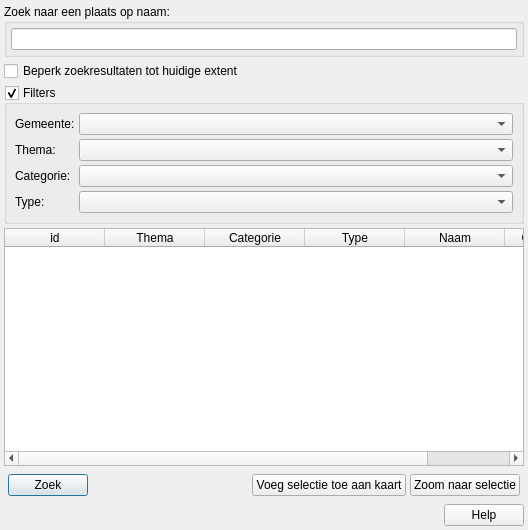
First picture: the form in ui_geopunt4QgisPoi.ui, repository warrieka/geopunt4Qgis, before the edit.
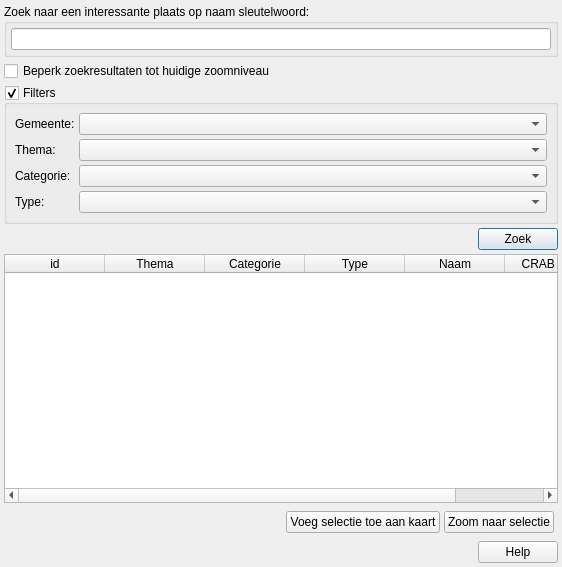
Second picture: the form after the edit. Icons and pictures are not drawn.

Diff of the .ui file:
```diff
--- a/ui_geopunt4QgisPoi.ui
+++ b/ui_geopunt4QgisPoi.ui
@@ -7,8 +7,8 @@
    <rect>
     <x>0</x>
     <y>0</y>
-    <width>528</width>
-    <height>530</height>
+    <width>562</width>
+    <height>567</height>
    </rect>
   </property>
   <property name="contextMenuPolicy">
@@ -28,7 +28,7 @@
    <item>
     <widget class="QGroupBox" name="groupBox">
      <property name="title">
-      <string>Zoek naar een plaats op naam:</string>
+      <string>Zoek naar een interessante plaats op naam sleutelwoord:</string>
      </property>
      <layout class="QHBoxLayout" name="horizontalLayout">
       <item>
@@ -43,7 +43,7 @@
       <bool>true</bool>
      </property>
      <property name="text">
-      <string>Beperk zoekresultaten tot huidige extent</string>
+      <string>Beperk zoekresultaten tot huidige zoomniveau</string>
      </property>
      <property name="tristate">
       <bool>false</bool>
@@ -142,6 +142,40 @@
      </layout>
     </widget>
    </item>
+   <item>
+    <layout class="QHBoxLayout" name="horizontalLayout_3">
+     <item>
+      <spacer name="horizontalSpacer_3">
+       <property name="orientation">
+        <enum>Qt::Horizontal</enum>
+       </property>
+       <property name="sizeHint" stdset="0">
+        <size>
+         <width>40</width>
+         <height>20</height>
+        </size>
+       </property>
+      </spacer>
+     </item>
+     <item>
+      <widget class="QPushButton" name="zoekKnop">
+       <property name="text">
+        <string>Zoek</string>
+       </property>
+       <property name="icon">
+        <iconset resource="resources.qrc">
+         <normaloff>:/plugins/geopunt4Qgis/images/magnifyingGlass.png</normaloff>:/plugins/geopunt4Qgis/images/magnifyingGlass.png</iconset>
+       </property>
+       <property name="autoDefault">
+        <bool>true</bool>
+       </property>
+       <property name="default">
+        <bool>true</bool>
+       </property>
+      </widget>
+     </item>
+    </layout>
+   </item>
    <item>
     <widget class="QTableWidget" name="resultLijst">
      <property name="contextMenuPolicy">
@@ -212,23 +246,6 @@
    <item>
     <widget class="QWidget" name="buttonWgt" native="true">
      <layout class="QHBoxLayout" name="horizontalLayout_2">
-      <item>
-       <widget class="QPushButton" name="zoekKnop">
-        <property name="text">
-         <string>Zoek</string>
-        </property>
-        <property name="icon">
-         <iconset resource="resources.qrc">
-          <normaloff>:/plugins/geopunt4Qgis/images/magnifyingGlass.png</normaloff>:/plugins/geopunt4Qgis/images/magnifyingGlass.png</iconset>
-        </property>
-        <property name="autoDefault">
-         <bool>false</bool>
-        </property>
-        <property name="default">
-         <bool>true</bool>
-        </property>
-       </widget>
-      </item>
       <item>
        <spacer name="horizontalSpacer">
         <property name="orientation">
```
Left out of the diff: 5 changed lines with no effect on the pictures.
